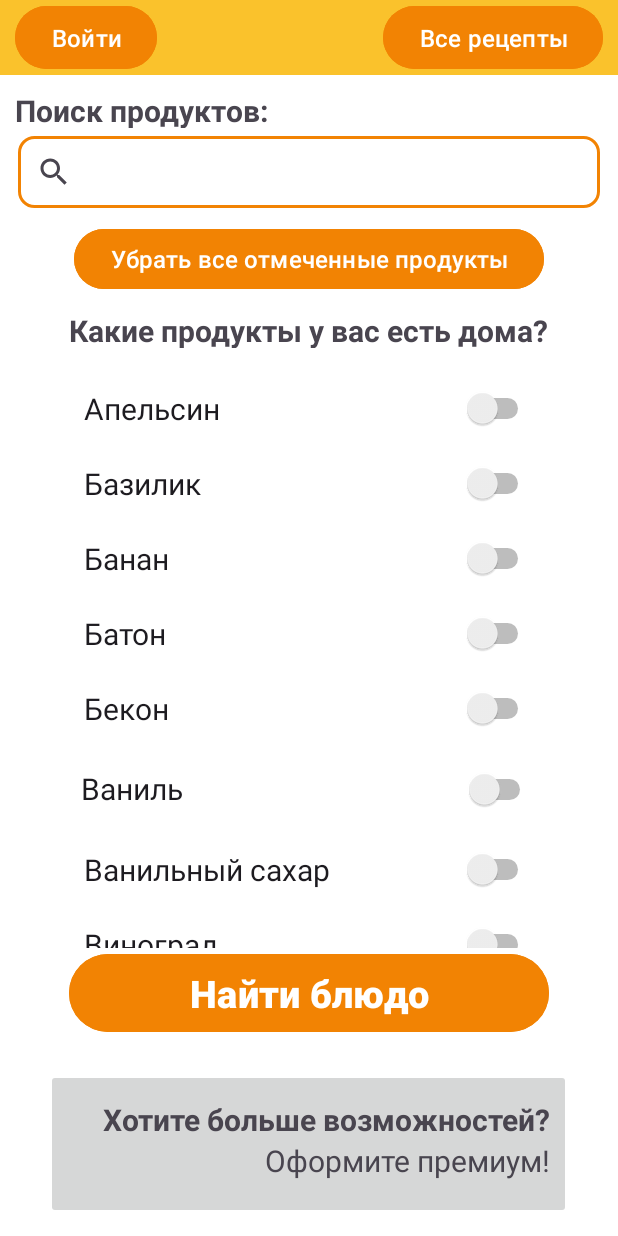
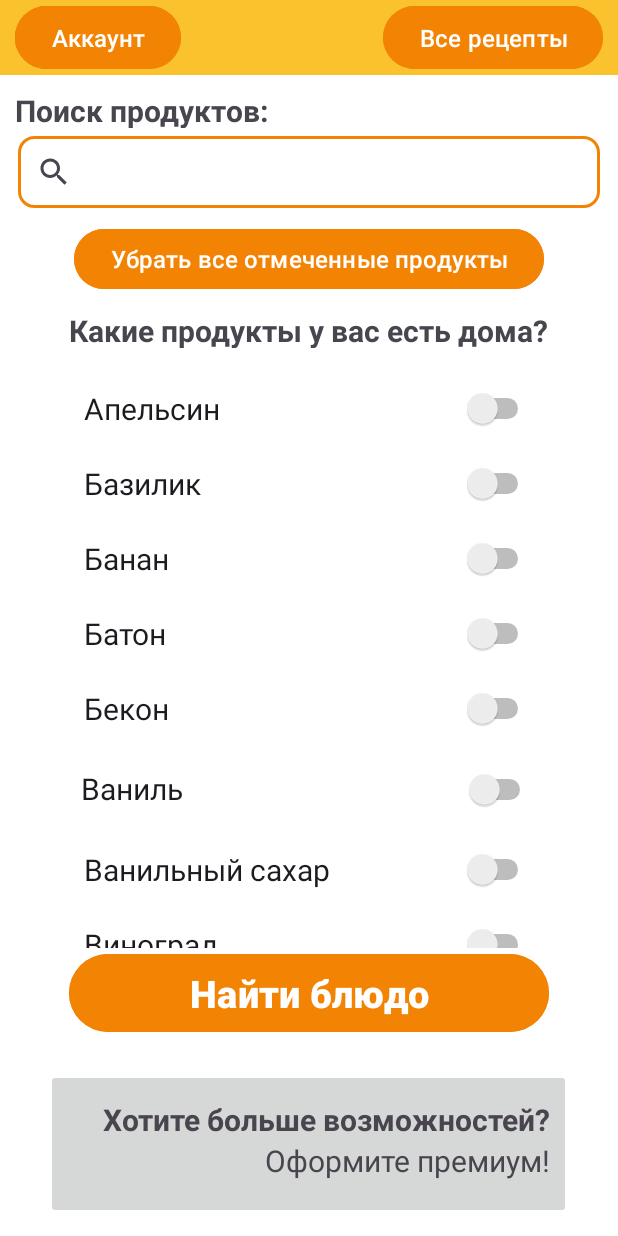
Before and after one commit to le-blyad/PokushAI_Mobile, an Android app: the layout activity_second.xml on its own in the app's theme, with its tools: preview values and no code run, on a phone screen of 412 x 824 dp. Run offline under Robolectric (Android 15) with nearby library versions, the light colour scheme and no system bars; network calls fail.

Commit message:
добавление смены кнопки "войти" на "аккаунт" при входе в аккаунт и наборот

```diff
--- a/app/src/main/res/layout/activity_second.xml
+++ b/app/src/main/res/layout/activity_second.xml
@@ -26,11 +26,22 @@
             android:background="@color/yelow"
             android:orientation="vertical">
 
+            <Button
+                android:id="@+id/allRecipes"
+                android:layout_width="wrap_content"
+                android:layout_height="50dp"
+                android:layout_gravity="right"
+                android:layout_marginEnd="10dp"
+                android:backgroundTint="@color/orange"
+                android:text="Все рецепты"
+                android:textColor="#FFFFFF"
+                android:textSize="16dp" />
 
             <Button
                 android:id="@+id/logIn"
                 android:layout_width="wrap_content"
                 android:layout_height="50dp"
+                android:layout_marginTop="-50dp"
                 android:layout_gravity="left"
                 android:layout_marginStart="10dp"
                 android:backgroundTint="@color/orange"
@@ -39,16 +50,18 @@
                 android:textSize="16dp" />
 
             <Button
-            android:id="@+id/allRecipes"
+                android:id="@+id/user"
                 android:layout_width="wrap_content"
                 android:layout_height="50dp"
-            android:layout_gravity="right"
-            android:layout_marginEnd="10dp"
+                android:layout_gravity="left"
+                android:layout_marginStart="10dp"
                 android:layout_marginTop="-50dp"
                 android:backgroundTint="@color/orange"
-            android:text="Все рецепты"
+                android:text="Аккаунт"
                 android:textColor="#FFFFFF"
                 android:textSize="16dp" />
+
+
 
         </LinearLayout>
 
```
Lines whose indentation alone changed are shown as unchanged.
